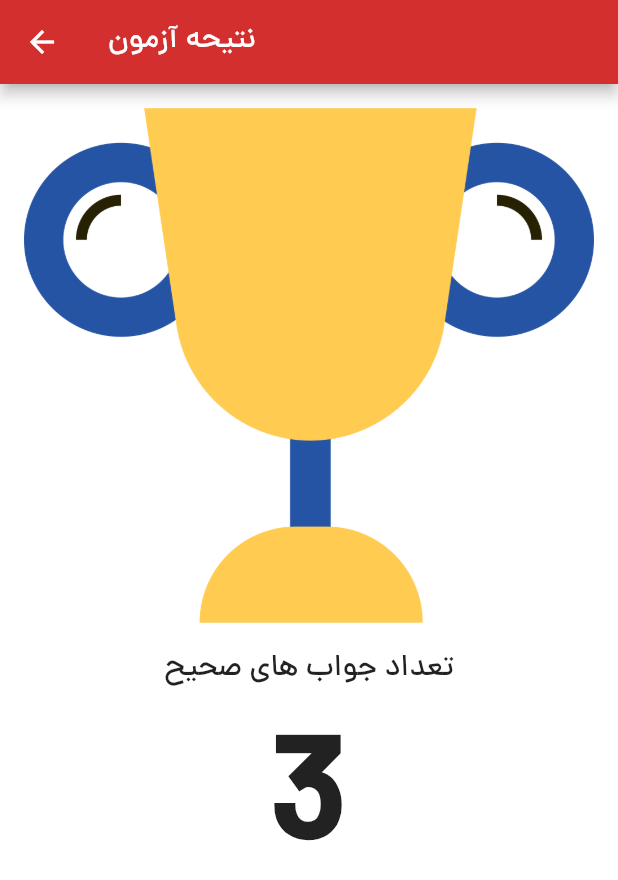
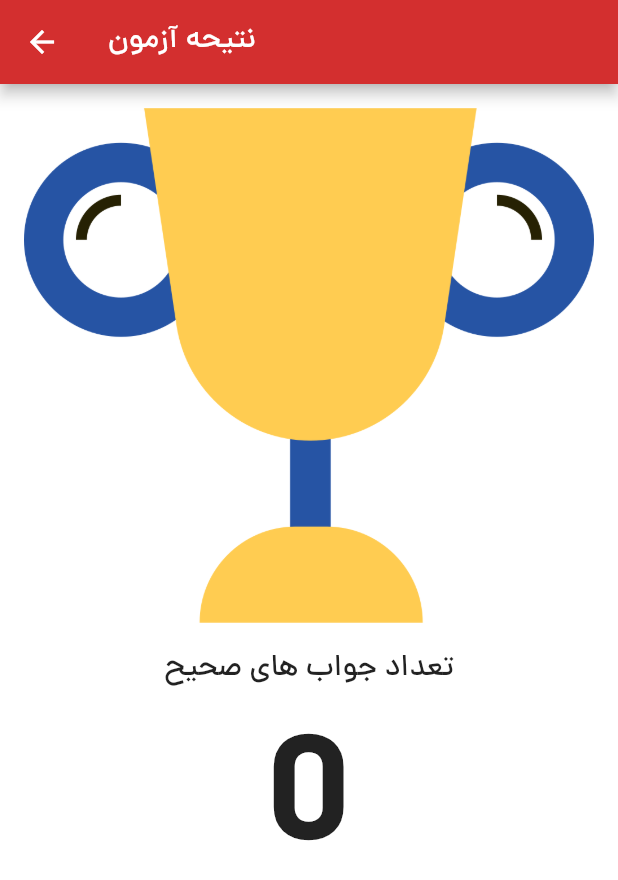
Before and after one commit to Dr-Pday/quiz_app, a Flutter app: the QuizPage screen opened directly, after a tap on "عرفان انق", after a tap on "حدیثه نجفی", after a tap on "مشاهده نتایج", on a phone screen of 412 x 824 dp. Shown: the top 880 px of the screen. Run offline on Flutter 3.47's test engine with Material 2 defaults, Android fonts, the phone set to English and light mode, and no system bars.

Commit message:
complete the app

```diff
--- a/lib/quiz_page.dart
+++ b/lib/quiz_page.dart
@@ -14,6 +14,8 @@ class _QuizPageState extends State<QuizPage> {
   int shownQuestionIndex = 0;
   Question? selectedQuestion;
   bool answered = false;
+  int trueAnswer = 0;
+  int falseAnswer = 0;
 
   @override
   Widget build(BuildContext context) {
@@ -69,9 +71,10 @@ class _QuizPageState extends State<QuizPage> {
     return ListTile(
       onTap: () {
         if (selectedQuestion!.correctanswer == index) {
+          trueAnswer++;
           print('correct');
         } else {
-          print('wrong');
+          falseAnswer++;
         }
         if (shownQuestionIndex == getQuestionsList()!.length - 1) {
           answered = true;
@@ -95,7 +98,8 @@ class _QuizPageState extends State<QuizPage> {
         Navigator.push(
           context,
           MaterialPageRoute(
-            builder: (BuildContext context) => ResultScreen(),
+            builder: (BuildContext context) =>
+                ResultScreen(correctAnswer: trueAnswer),
           ),
         );
       },
--- a/lib/screen/result_screen.dart
+++ b/lib/screen/result_screen.dart
@@ -1,8 +1,8 @@
 import 'package:flutter/material.dart';
 
 class ResultScreen extends StatelessWidget {
-  const ResultScreen({super.key});
-
+  ResultScreen({super.key, this.correctAnswer = 0});
+  int correctAnswer = 0;
   @override
   Widget build(BuildContext context) {
     return Scaffold(
@@ -26,7 +26,7 @@ class ResultScreen extends StatelessWidget {
               style: TextStyle(fontSize: 20),
             ),
             Text(
-              '3',
+              '$correctAnswer',
               style: TextStyle(
                 fontWeight: FontWeight.bold,
                 fontSize: 100,
```
